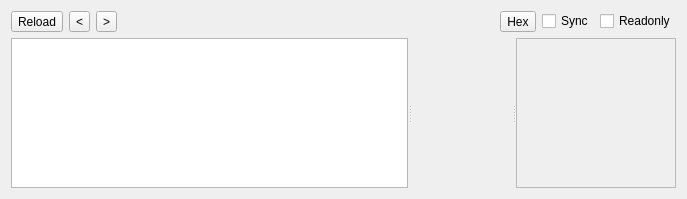
Before: the Qt Designer form AbstractWidgets/xmainwidget.ui in horsicq/FormatWidgets, drawn with Qt 5.
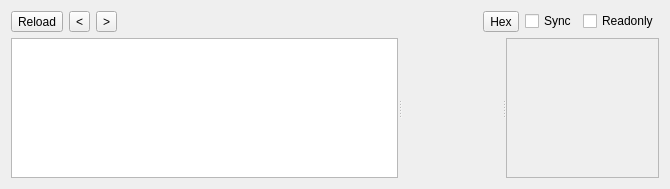
After: the same form once the commit is applied. Custom widgets are drawn as their Qt base class.

What changed in the file:
```diff
--- a/AbstractWidgets/xmainwidget.ui
+++ b/AbstractWidgets/xmainwidget.ui
@@ -6,8 +6,8 @@
    <rect>
     <x>0</x>
     <y>0</y>
-    <width>687</width>
-    <height>199</height>
+    <width>670</width>
+    <height>189</height>
    </rect>
   </property>
   <property name="windowTitle">
```
